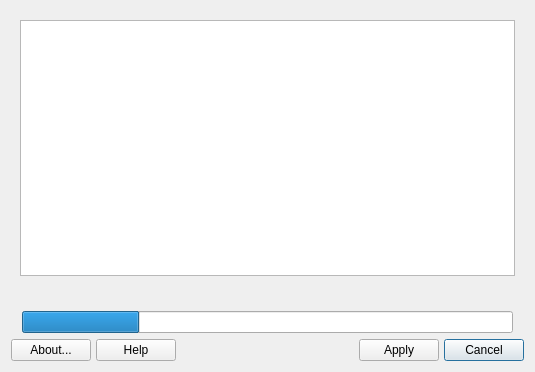
Before: the Qt Designer form mainwindow.ui in MX-Linux/mx-bootrepair, drawn with Qt 5.
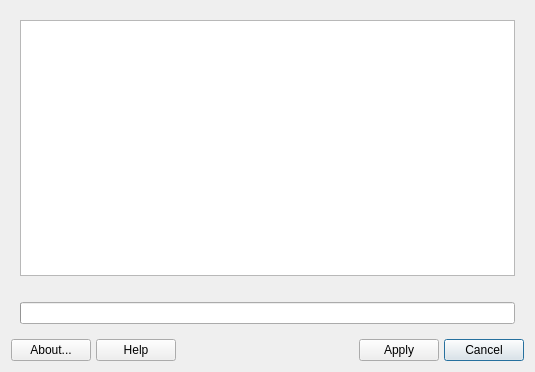
After: the same form once the commit is applied. The open tabs and pages were chosen to show the change. Icons and pictures are not drawn.

Commit message: Simplify progress bar logic by moving it to the output page.

```diff
--- a/mainwindow.ui
+++ b/mainwindow.ui
@@ -340,45 +340,20 @@
          </property>
         </widget>
        </item>
+       <item>
+        <widget class="QProgressBar" name="progressBar">
+         <property name="textVisible">
+          <bool>false</bool>
+         </property>
+         <property name="textDirection">
+          <enum>QProgressBar::Direction::TopToBottom</enum>
+         </property>
+        </widget>
+       </item>
       </layout>
      </widget>
     </widget>
    </item>
-   <item row="1" column="1">
-    <widget class="QProgressBar" name="progressBar">
-     <property name="enabled">
-      <bool>true</bool>
-     </property>
-     <property name="value">
-      <number>24</number>
-     </property>
-     <property name="textVisible">
-      <bool>false</bool>
-     </property>
-     <property name="invertedAppearance">
-      <bool>false</bool>
-     </property>
-     <property name="textDirection">
-      <enum>QProgressBar::Direction::TopToBottom</enum>
-     </property>
-    </widget>
-   </item>
-   <item row="1" column="2">
-    <spacer>
-     <property name="orientation">
-      <enum>Qt::Horizontal</enum>
-     </property>
-     <property name="sizeType">
-      <enum>QSizePolicy::Policy::Fixed</enum>
-     </property>
-     <property name="sizeHint" stdset="0">
-      <size>
-       <width>5</width>
-       <height>20</height>
-      </size>
-     </property>
-    </spacer>
-   </item>
    <item row="2" column="0" colspan="3">
     <layout class="QGridLayout" name="buttonBar" columnstretch="0,0,0,0,0,0,0,0">
      <property name="sizeConstraint">
@@ -561,22 +536,6 @@
      </item>
     </layout>
    </item>
-   <item row="1" column="0">
-    <spacer>
-     <property name="orientation">
-      <enum>Qt::Horizontal</enum>
-     </property>
-     <property name="sizeType">
-      <enum>QSizePolicy::Policy::Fixed</enum>
-     </property>
-     <property name="sizeHint" stdset="0">
-      <size>
-       <width>5</width>
-       <height>20</height>
-      </size>
-     </property>
-    </spacer>
-   </item>
   </layout>
  </widget>
  <tabstops>
```
The commit also changes 1 other file.
